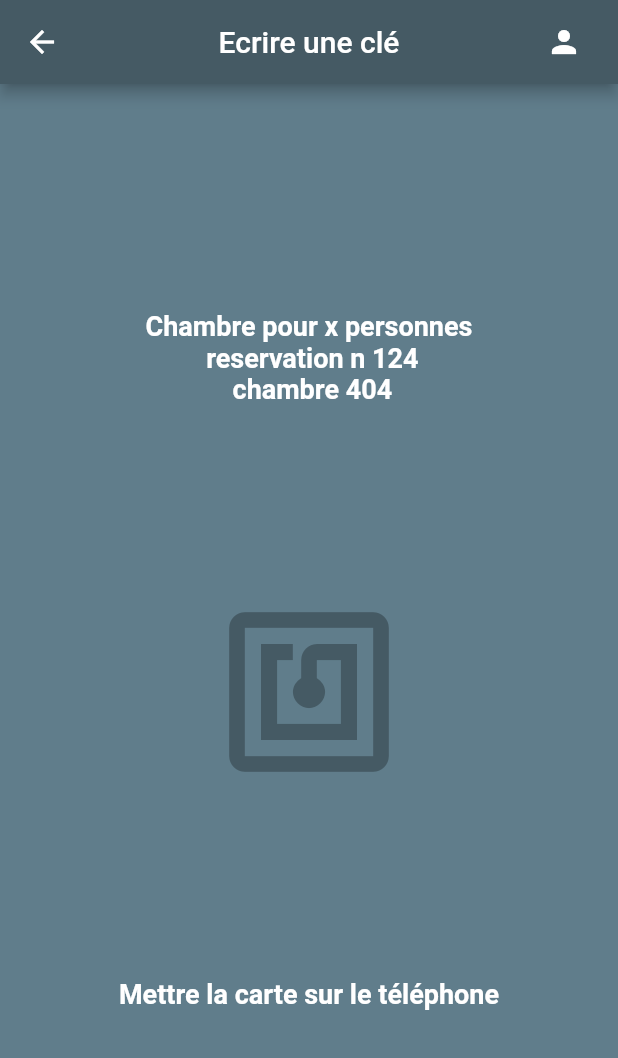
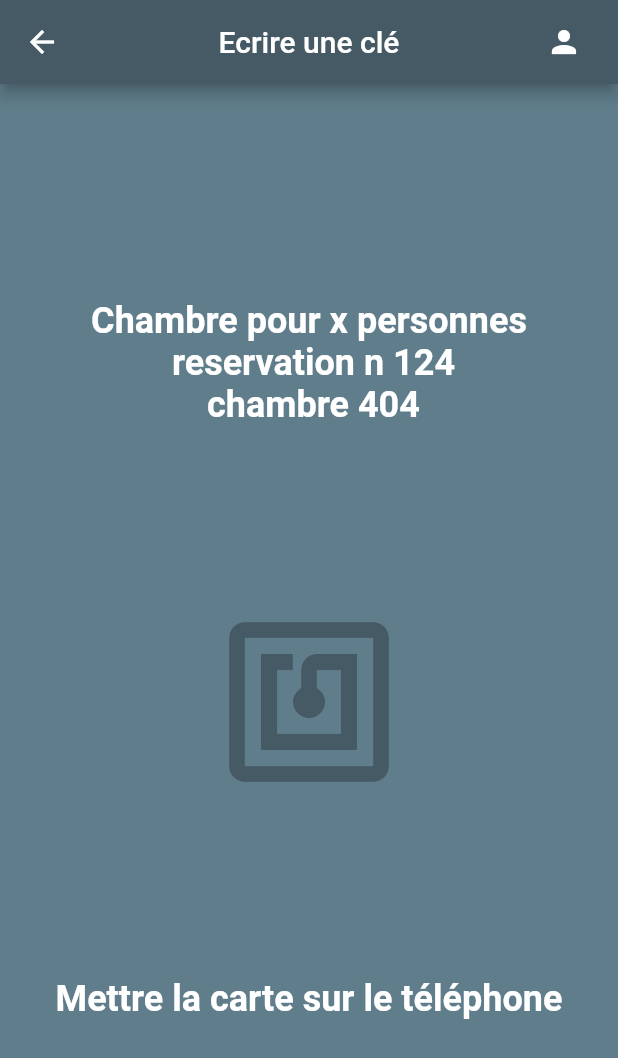
Before and after one commit to Parrots-in-the-Alps/flutter_app, a Flutter app: the WriteNfc screen opened directly, on a phone screen of 412 x 824 dp. Shown: the top 1058 px of the screen. Run offline on Flutter 3.47's test engine with Material 2 defaults, Android fonts, the phone set to English and light mode, and no system bars; missing offline and left inert: qr_code_scanner.

Commit message:
room card with dart model

```diff
--- /dev/null
+++ b/lib/models/chambre.dart
@@ -0,0 +1,51 @@
+class Chambre {
+  int id;
+  String name;
+  String type;
+  String description;
+  bool isActive;
+  bool isQueued;
+  String price;
+  int number;
+  int capacity;
+  String image;
+
+  Chambre({
+    required this.id,
+    required this.name,
+    required this.type,
+    required this.description,
+    required this.isActive,
+    required this.isQueued,
+    required this.price,
+    required this.number,
+    required this.capacity,
+    required this.image,
+  });
+
+  factory Chambre.fromJson(Map<String, dynamic> json) => Chambre(
+        id: json["id"],
+        name: json["name"],
+        type: json["type"],
+        description: json["description"],
+        isActive: json["isActive"],
+        isQueued: json["isQueued"],
+        price: json["price"],
+        number: json["number"],
+        capacity: json["capacity"],
+        image: json["image"],
+      );
+
+  Map<String, dynamic> toJson() => {
+        "id": id,
+        "name": name,
+        "type": type,
+        "description": description,
+        "isActive": isActive,
+        "isQueued": isQueued,
+        "price": price,
+        "number": number,
+        "capacity": capacity,
+        "image": image,
+      };
+}
--- a/lib/write_nfc/_screens/write_nfc.dart
+++ b/lib/write_nfc/_screens/write_nfc.dart
@@ -22,7 +22,7 @@ class WriteNfc extends StatelessWidget {
                 'Chambre pour x personnes \n reservation n 124 \n chambre 404',
                 textAlign: TextAlign.center,
                 style: TextStyle(
-                  fontSize: 18,
+                  fontSize: 24,
                   fontWeight: FontWeight.bold,
                   color: Colors.white,
                 ),
@@ -36,7 +36,7 @@ class WriteNfc extends StatelessWidget {
                 'Mettre la carte sur le téléphone',
                 textAlign: TextAlign.center,
                 style: TextStyle(
-                  fontSize: 18,
+                  fontSize: 24,
                   fontWeight: FontWeight.bold,
                   color: Colors.white,
                 ),
--- a/lib/write_nfc/components/room_card.dart
+++ b/lib/write_nfc/components/room_card.dart
@@ -1,6 +1,7 @@
 import 'package:flutter/material.dart';
 import 'package:http/http.dart' as http;
 import 'dart:convert';
+import 'package:vulcan_mobile_app/models/chambre.dart';
 
 import 'package:vulcan_mobile_app/write_nfc/_screens/write_nfc.dart';
 
@@ -33,16 +34,9 @@ class _MyCardWidgetState extends State<MyCardWidget> {
         final List<dynamic> chambresData = data['data'];
 
         // Créer une liste de chambres à partir des données
-        List<Chambre> chambresList = [];
-        for (var chambreData in chambresData) {
-          Chambre chambre = Chambre(
-            chambreName: chambreData['name'],
-            chambreNumber: chambreData['number'].toString(),
-            chambreButtonText: 'Créer une clé',
-            chambreRightText: chambreData['type'],
-          );
-          chambresList.add(chambre);
-        }
+        List<Chambre> chambresList = chambresData.map((chambreData) {
+          return Chambre.fromJson(chambreData);
+        }).toList();
 
         // Mettre à jour l'état avec la liste de chambres
         setState(() {
@@ -80,7 +74,7 @@ class _MyCardWidgetState extends State<MyCardWidget> {
           crossAxisAlignment: CrossAxisAlignment.start,
           children: [
             Text(
-              chambre.chambreName,
+              chambre.name,
               style: const TextStyle(
                 fontSize: 18,
                 fontWeight: FontWeight.bold,
@@ -89,7 +83,7 @@ class _MyCardWidgetState extends State<MyCardWidget> {
             ),
             const SizedBox(height: 8),
             Text(
-              'N° ${chambre.chambreNumber}',
+              'N° ${chambre.number}',
               style: const TextStyle(
                 fontSize: 16,
                 color: Colors.white,
@@ -111,17 +105,16 @@ class _MyCardWidgetState extends State<MyCardWidget> {
                       ),
                     );
                   },
-                  child: Text(
-                    chambre.chambreButtonText,
-                    style: const TextStyle(
+                  child: const Text(
+                    'Créer une clé',
+                    style: TextStyle(
                       color: Colors.orange,
                     ),
                   ),
                 ),
                 const SizedBox(width: 8),
                 Text(
-                  chambre
-                      .chambreRightText, // Utilisation de la variable pour le texte à droite du bouton
+                  chambre.type,
                   style: const TextStyle(
                     fontSize: 16,
                     color: Colors.white,
@@ -135,17 +128,3 @@ class _MyCardWidgetState extends State<MyCardWidget> {
     );
   }
 }
-
-class Chambre {
-  final String chambreName;
-  final String chambreNumber;
-  final String chambreButtonText;
-  final String chambreRightText;
-
-  Chambre({
-    required this.chambreName,
-    required this.chambreNumber,
-    required this.chambreButtonText,
-    required this.chambreRightText,
-  });
-}
```
